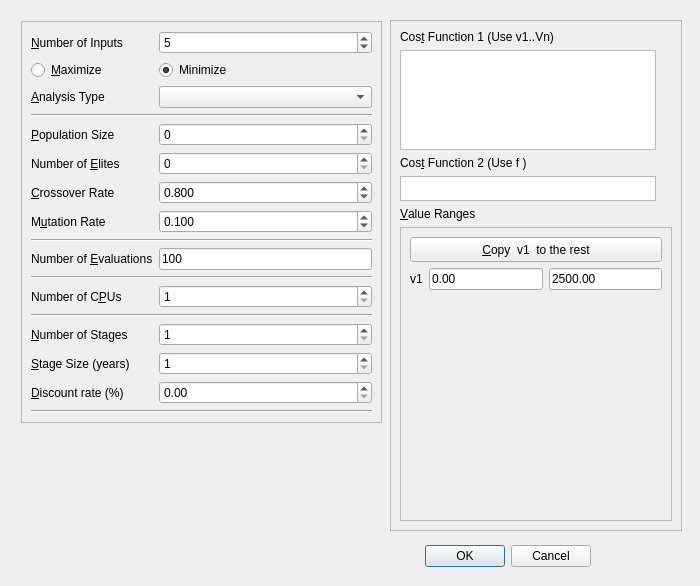
Qt form qt/parameters_dialog_.ui (asselapathirana/swmm5-ea) before a commit.
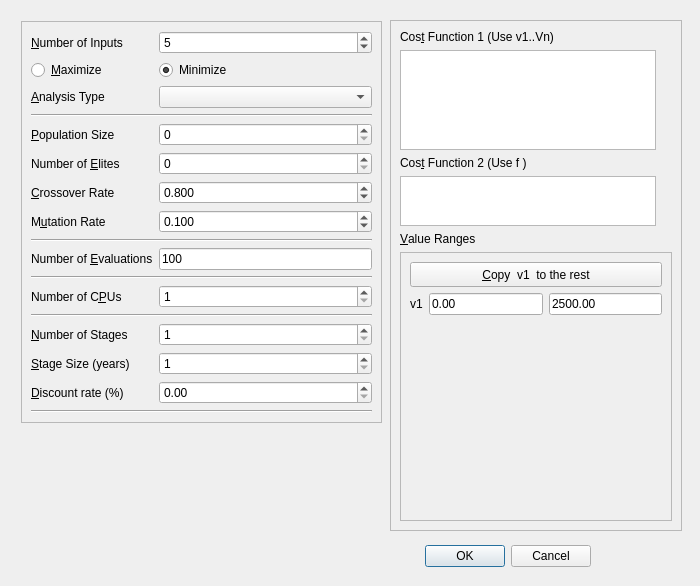
The same form after that commit.

What changed in the file:
```diff
--- a/qt/parameters_dialog_.ui
+++ b/qt/parameters_dialog_.ui
@@ -82,7 +82,7 @@
         <property name="maximumSize">
          <size>
           <width>256</width>
-          <height>25</height>
+          <height>50</height>
          </size>
         </property>
        </widget>
@@ -108,7 +108,7 @@
            <x>0</x>
            <y>0</y>
            <width>264</width>
-           <height>289</height>
+           <height>264</height>
           </rect>
          </property>
          <layout class="QGridLayout" name="gridLayout_7">
```
